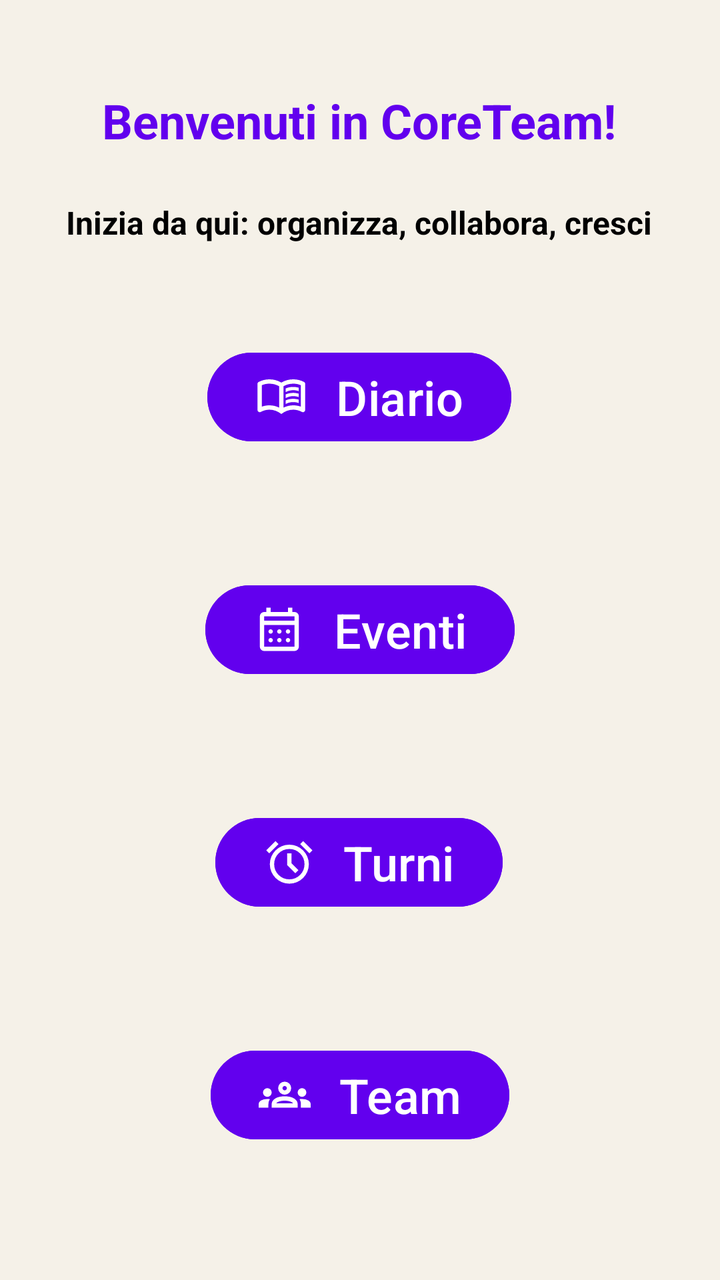
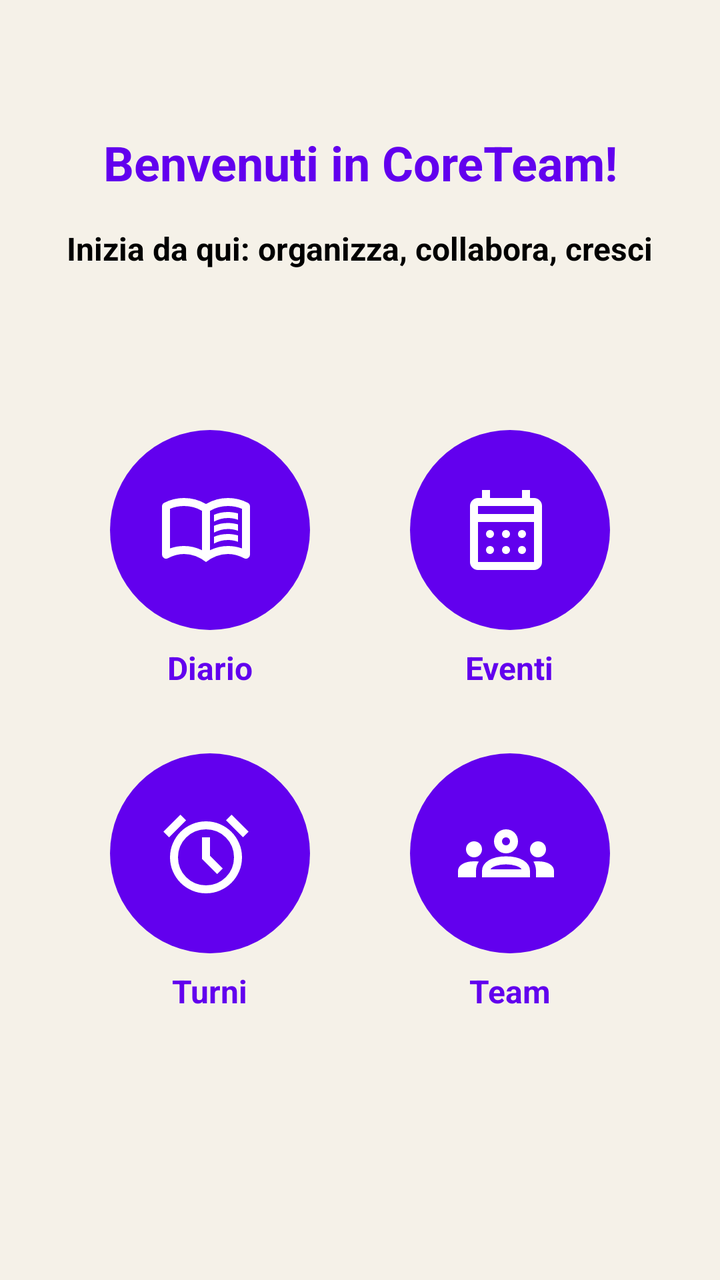

Screens rendered from an Android XML layout before and after an edit, with the pre-edit source and the edit as a unified diff.
<!-- AndroidManifest.xml: application theme Theme.CoreTeamProject -->
<!-- res/layout/fragment_home.xml -->
<?xml version="1.0" encoding="utf-8"?>
<androidx.constraintlayout.widget.ConstraintLayout xmlns:android="http://schemas.android.com/apk/res/android"
    xmlns:app="http://schemas.android.com/apk/res-auto"
    xmlns:tools="http://schemas.android.com/tools"
    android:layout_width="match_parent"
    android:layout_height="match_parent"
    android:background="@color/background_cream"
    tools:layout_editor_absoluteX="-1dp"
    tools:layout_editor_absoluteY="60dp">

    

    

    

    

    <TextView
        android:id="@+id/textViewHome"
        android:layout_width="wrap_content"
        android:layout_height="wrap_content"
        android:layout_marginTop="44dp"
        android:text="Benvenuti in CoreTeam!"
        android:textColor="@color/purple_500"
        android:textSize="24sp"
        android:textStyle="bold"
        app:layout_constraintEnd_toEndOf="parent"
        app:layout_constraintHorizontal_bias="0.496"
        app:layout_constraintStart_toStartOf="parent"
        app:layout_constraintTop_toTopOf="parent" />

    <TextView
        android:id="@+id/textDescriptionHome"
        android:layout_width="wrap_content"
        android:layout_height="wrap_content"
        android:layout_marginTop="24dp"
        android:text="Inizia da qui: organizza, collabora, cresci"
        android:textColor="@color/black"
        android:textSize="16sp"
        android:textStyle="bold"
        app:layout_constraintEnd_toEndOf="parent"
        app:layout_constraintHorizontal_bias="0.495"
        app:layout_constraintStart_toStartOf="parent"
        app:layout_constraintTop_toBottomOf="@id/textViewHome" />

    <Button
        android:id="@+id/buttonDiary"
        android:layout_width="wrap_content"
        android:layout_height="wrap_content"
        android:layout_marginTop="96dp"
        android:backgroundTint="@color/purple_500"
        android:text="Diario"
        android:textColor="@color/white"
        android:textSize="24dp"
        app:icon="@drawable/ic_bookhome"
        app:iconGravity="textStart"
        app:iconPadding="14dp"
        app:iconSize="26dp"
        app:iconTint="@color/white"
        app:layout_constraintEnd_toEndOf="parent"
        app:layout_constraintHorizontal_bias="0.498"
        app:layout_constraintStart_toStartOf="parent"
        app:layout_constraintTop_toBottomOf="@id/textViewHome" />

    <Button
        android:id="@+id/buttonShift"
        android:layout_width="wrap_content"
        android:layout_height="wrap_content"
        android:layout_marginTop="64dp"
        android:backgroundTint="@color/purple_500"
        android:text="Turni"
        android:textColor="@color/white"
        android:textSize="24dp"
        app:icon="@drawable/ic_shifthome"
        app:iconGravity="textStart"
        app:iconPadding="14dp"
        app:iconSize="26dp"
        app:iconTint="@color/white"
        app:layout_constraintEnd_toEndOf="parent"
        app:layout_constraintHorizontal_bias="0.498"
        app:layout_constraintStart_toStartOf="parent"
        app:layout_constraintTop_toBottomOf="@id/buttonEvent" />

    <Button
        android:id="@+id/buttonTeam"
        android:layout_width="wrap_content"
        android:layout_height="wrap_content"
        android:layout_marginTop="64dp"
        android:backgroundTint="@color/purple_500"
        android:text="Team"
        android:textColor="@color/white"
        android:textSize="24dp"
        app:icon="@drawable/ic_teamhome"
        app:iconGravity="textStart"
        app:iconPadding="14dp"
        app:iconSize="26dp"
        app:iconTint="@color/white"
        app:layout_constraintEnd_toEndOf="parent"
        app:layout_constraintStart_toStartOf="parent"
        app:layout_constraintTop_toBottomOf="@id/buttonShift" />

    <Button
        android:id="@+id/buttonEvent"
        android:layout_width="wrap_content"
        android:layout_height="wrap_content"
        android:layout_marginTop="64dp"
        android:backgroundTint="@color/purple_500"
        android:text="Eventi"
        android:textColor="@color/white"
        android:textSize="24dp"
        app:icon="@drawable/ic_calendarhome"
        app:iconGravity="textStart"
        app:iconPadding="14dp"
        app:iconSize="26dp"
        app:iconTint="@color/white"
        app:layout_constraintEnd_toEndOf="parent"
        app:layout_constraintStart_toStartOf="parent"
        app:layout_constraintTop_toBottomOf="@id/buttonDiary" />

</androidx.constraintlayout.widget.ConstraintLayout>
<!-- resources referenced by this layout -->
<resources>
  <color name="background_cream">#F5F1E8</color>
  <color name="black">#FF000000</color>
  <color name="purple_500">#6200EE</color>
  <color name="white">#FFFFFFFF</color>
  <!-- drawable ic_shifthome (drawable) -->
  <vector xmlns:android="http://schemas.android.com/apk/res/android"
      android:width="24dp"
      android:height="24dp"
      android:viewportWidth="960"
      android:viewportHeight="960">
    <path
        android:pathData="M480,880q-75,0 -140.5,-28.5t-114,-77q-48.5,-48.5 -77,-114T120,520q0,-75 28.5,-140.5t77,-114q48.5,-48.5 114,-77T480,160q75,0 140.5,28.5t114,77q48.5,48.5 77,114T840,520q0,75 -28.5,140.5t-77,114q-48.5,48.5 -114,77T480,880ZM480,520ZM592,688 L648,632 520,504v-184h-80v216l152,152ZM224,94l56,56 -170,170 -56,-56 170,-170ZM736,94 L906,264 850,320 680,150 736,94ZM480,800q117,0 198.5,-81.5T760,520q0,-117 -81.5,-198.5T480,240q-117,0 -198.5,81.5T200,520q0,117 81.5,198.5T480,800Z"
        android:fillColor="#FFFFFF"/>
  </vector>
  <!-- drawable ic_teamhome (drawable) -->
  <vector xmlns:android="http://schemas.android.com/apk/res/android"
      android:width="24dp"
      android:height="24dp"
      android:viewportWidth="960"
      android:viewportHeight="960">
    <path
        android:pathData="M0,720v-63q0,-43 44,-70t116,-27q13,0 25,0.5t23,2.5q-14,21 -21,44t-7,48v65L0,720ZM240,720v-65q0,-32 17.5,-58.5T307,550q32,-20 76.5,-30t96.5,-10q53,0 97.5,10t76.5,30q32,20 49,46.5t17,58.5v65L240,720ZM780,720v-65q0,-26 -6.5,-49T754,563q11,-2 22.5,-2.5t23.5,-0.5q72,0 116,26.5t44,70.5v63L780,720ZM325,640h311q-10,-20 -55.5,-35T480,590q-55,0 -100.5,15T325,640ZM160,520q-33,0 -56.5,-23.5T80,440q0,-34 23.5,-57t56.5,-23q34,0 57,23t23,57q0,33 -23,56.5T160,520ZM800,520q-33,0 -56.5,-23.5T720,440q0,-34 23.5,-57t56.5,-23q34,0 57,23t23,57q0,33 -23,56.5T800,520ZM480,480q-50,0 -85,-35t-35,-85q0,-51 35,-85.5t85,-34.5q51,0 85.5,34.5T600,360q0,50 -34.5,85T480,480ZM480,400q17,0 28.5,-11.5T520,360q0,-17 -11.5,-28.5T480,320q-17,0 -28.5,11.5T440,360q0,17 11.5,28.5T480,400ZM481,640ZM480,360Z"
        android:fillColor="#FFFFFF"/>
  </vector>
  <style name="Theme.CoreTeamProject" parent="Base.Theme.CoreTeamProject" />
  <style name="Base.Theme.CoreTeamProject" parent="Theme.Material3.DayNight.NoActionBar">
          
          <item name="colorPrimary">@color/purple_500</item>
          <item name="colorPrimaryVariant">@color/purple_500</item>
          <item name="colorOnPrimary">@color/white</item>
  
          
          <item name="android:windowBackground">@color/white</item>
          <item name="colorSurface">@color/white</item>
          <item name="colorOnSurface">@color/black</item>
  
          
          <item name="android:textColor">@color/black</item>
          <item name="android:textColorPrimary">@color/black</item>
  
          
          <item name="colorPrimaryContainer">@color/purple_500</item>
          <item name="colorOnPrimaryContainer">@color/white</item>
      </style>
  <!-- unchanged entries left out for length: 2 -->
</resources>

<!-- the commit's change to res/layout/fragment_home.xml (unified diff, before → after) -->
@@ -5,117 +5,175 @@
     android:layout_width="match_parent"
     android:layout_height="match_parent"
     android:background="@color/background_cream"
-    tools:layout_editor_absoluteX="-1dp"
-    tools:layout_editor_absoluteY="60dp">
+    tools:context=".MainActivity">
 
     
-
-    
-
-    
-
-    
-
     <TextView
         android:id="@+id/textViewHome"
         android:layout_width="wrap_content"
         android:layout_height="wrap_content"
-        android:layout_marginTop="44dp"
+        android:layout_marginTop="65dp"
         android:text="Benvenuti in CoreTeam!"
         android:textColor="@color/purple_500"
         android:textSize="24sp"
         android:textStyle="bold"
         app:layout_constraintEnd_toEndOf="parent"
-        app:layout_constraintHorizontal_bias="0.496"
         app:layout_constraintStart_toStartOf="parent"
         app:layout_constraintTop_toTopOf="parent" />
 
+    
     <TextView
         android:id="@+id/textDescriptionHome"
         android:layout_width="wrap_content"
         android:layout_height="wrap_content"
-        android:layout_marginTop="24dp"
+        android:layout_marginTop="16dp"
         android:text="Inizia da qui: organizza, collabora, cresci"
         android:textColor="@color/black"
         android:textSize="16sp"
         android:textStyle="bold"
-        app:layout_constraintEnd_toEndOf="parent"
-        app:layout_constraintHorizontal_bias="0.495"
+        app:layout_constraintTop_toBottomOf="@id/textViewHome"
         app:layout_constraintStart_toStartOf="parent"
-        app:layout_constraintTop_toBottomOf="@id/textViewHome" />
+        app:layout_constraintEnd_toEndOf="parent" />
 
-    <Button
-        android:id="@+id/buttonDiary"
-        android:layout_width="wrap_content"
-        android:layout_height="wrap_content"
-        android:layout_marginTop="96dp"
-        android:backgroundTint="@color/purple_500"
-        android:text="Diario"
-        android:textColor="@color/white"
-        android:textSize="24dp"
-        app:icon="@drawable/ic_bookhome"
-        app:iconGravity="textStart"
-        app:iconPadding="14dp"
-        app:iconSize="26dp"
-        app:iconTint="@color/white"
-        app:layout_constraintEnd_toEndOf="parent"
-        app:layout_constraintHorizontal_bias="0.498"
-        app:layout_constraintStart_toStartOf="parent"
-        app:layout_constraintTop_toBottomOf="@id/textViewHome" />
-
-    <Button
-        android:id="@+id/buttonShift"
-        android:layout_width="wrap_content"
-        android:layout_height="wrap_content"
-        android:layout_marginTop="64dp"
-        android:backgroundTint="@color/purple_500"
-        android:text="Turni"
-        android:textColor="@color/white"
-        android:textSize="24dp"
-        app:icon="@drawable/ic_shifthome"
-        app:iconGravity="textStart"
-        app:iconPadding="14dp"
-        app:iconSize="26dp"
-        app:iconTint="@color/white"
-        app:layout_constraintEnd_toEndOf="parent"
-        app:layout_constraintHorizontal_bias="0.498"
-        app:layout_constraintStart_toStartOf="parent"
-        app:layout_constraintTop_toBottomOf="@id/buttonEvent" />
-
-    <Button
-        android:id="@+id/buttonTeam"
-        android:layout_width="wrap_content"
-        android:layout_height="wrap_content"
-        android:layout_marginTop="64dp"
-        android:backgroundTint="@color/purple_500"
-        android:text="Team"
-        android:textColor="@color/white"
-        android:textSize="24dp"
-        app:icon="@drawable/ic_teamhome"
-        app:iconGravity="textStart"
-        app:iconPadding="14dp"
-        app:iconSize="26dp"
-        app:iconTint="@color/white"
+    
+    <androidx.constraintlayout.widget.ConstraintLayout
+        android:id="@+id/buttonGrid"
+        android:layout_width="0dp"
+        android:layout_height="0dp"
+        android:layout_marginStart="55dp"
+        android:layout_marginTop="80dp"
+        android:layout_marginEnd="55dp"
+        app:layout_constraintBottom_toBottomOf="parent"
         app:layout_constraintEnd_toEndOf="parent"
         app:layout_constraintStart_toStartOf="parent"
-        app:layout_constraintTop_toBottomOf="@id/buttonShift" />
+        app:layout_constraintTop_toBottomOf="@id/textDescriptionHome">
 
-    <Button
-        android:id="@+id/buttonEvent"
-        android:layout_width="wrap_content"
-        android:layout_height="wrap_content"
-        android:layout_marginTop="64dp"
-        android:backgroundTint="@color/purple_500"
-        android:text="Eventi"
-        android:textColor="@color/white"
-        android:textSize="24dp"
-        app:icon="@drawable/ic_calendarhome"
-        app:iconGravity="textStart"
-        app:iconPadding="14dp"
-        app:iconSize="26dp"
-        app:iconTint="@color/white"
-        app:layout_constraintEnd_toEndOf="parent"
-        app:layout_constraintStart_toStartOf="parent"
-        app:layout_constraintTop_toBottomOf="@id/buttonDiary" />
+        
+        <LinearLayout
+            android:id="@+id/diaryLayout"
+            android:layout_width="wrap_content"
+            android:layout_height="wrap_content"
+            android:gravity="center"
+            android:orientation="vertical"
+            app:layout_constraintStart_toStartOf="parent"
+            app:layout_constraintTop_toTopOf="parent">
+
+            <Button
+                android:id="@+id/buttonDiary"
+                android:layout_width="100dp"
+                android:layout_height="100dp"
+                android:background="@drawable/round_button"
+                android:padding="24dp"
+                android:text=""
+                app:icon="@drawable/ic_bookhome"
+                app:iconSize="48dp"
+                app:iconTint="@color/white" />
+
+            <TextView
+                android:layout_width="wrap_content"
+                android:layout_height="wrap_content"
+                android:layout_marginTop="8dp"
+                android:text="Diario"
+                android:textColor="@color/purple_500"
+                android:textSize="16sp"
+                android:textStyle="bold" />
+        </LinearLayout>
+
+        
+        <LinearLayout
+            android:id="@+id/eventLayout"
+            android:layout_width="wrap_content"
+            android:layout_height="wrap_content"
+            android:gravity="center"
+            android:orientation="vertical"
+            app:layout_constraintEnd_toEndOf="parent"
+            app:layout_constraintTop_toTopOf="parent">
+
+            <Button
+                android:id="@+id/buttonEvent"
+                android:layout_width="100dp"
+                android:layout_height="100dp"
+                android:background="@drawable/round_button"
+                android:padding="24dp"
+                android:text=""
+                app:icon="@drawable/ic_calendarhome"
+                app:iconSize="48dp"
+                app:iconTint="@color/white" />
+
+            <TextView
+                android:layout_width="wrap_content"
+                android:layout_height="wrap_content"
+                android:layout_marginTop="8dp"
+                android:text="Eventi"
+                android:textColor="@color/purple_500"
+                android:textSize="16sp"
+                android:textStyle="bold" />
+        </LinearLayout>
+
+        
+        <LinearLayout
+            android:id="@+id/shiftLayout"
+            android:layout_width="wrap_content"
+            android:layout_height="wrap_content"
+            android:layout_marginTop="32dp"
+            android:gravity="center"
+            android:orientation="vertical"
+            app:layout_constraintStart_toStartOf="parent"
+            app:layout_constraintTop_toBottomOf="@id/diaryLayout">
+
+            <Button
+                android:id="@+id/buttonShift"
+                android:layout_width="100dp"
+                android:layout_height="100dp"
+                android:background="@drawable/round_button"
+                android:padding="24dp"
+                android:text=""
+                app:icon="@drawable/ic_shifthome"
+                app:iconSize="48dp"
+                app:iconTint="@color/white" />
+
+            <TextView
+                android:layout_width="wrap_content"
+                android:layout_height="wrap_content"
+                android:layout_marginTop="8dp"
+                android:text="Turni"
+                android:textColor="@color/purple_500"
+                android:textSize="16sp"
+                android:textStyle="bold" />
+        </LinearLayout>
+
+        
+        <LinearLayout
+            android:id="@+id/teamLayout"
+            android:layout_width="wrap_content"
+            android:layout_height="wrap_content"
+            android:layout_marginTop="32dp"
+            android:gravity="center"
+            android:orientation="vertical"
+            app:layout_constraintEnd_toEndOf="parent"
+            app:layout_constraintTop_toBottomOf="@id/eventLayout">
+
+            <Button
+                android:id="@+id/buttonTeam"
+                android:layout_width="100dp"
+                android:layout_height="100dp"
+                android:background="@drawable/round_button"
+                android:padding="24dp"
+                android:text=""
+                app:icon="@drawable/ic_teamhome"
+                app:iconSize="48dp"
+                app:iconTint="@color/white" />
+
+            <TextView
+                android:layout_width="wrap_content"
+                android:layout_height="wrap_content"
+                android:layout_marginTop="8dp"
+                android:text="Team"
+                android:textColor="@color/purple_500"
+                android:textSize="16sp"
+                android:textStyle="bold" />
+        </LinearLayout>
+
+    </androidx.constraintlayout.widget.ConstraintLayout>
 
 </androidx.constraintlayout.widget.ConstraintLayout>
<!-- resource entries referenced after the edit -->
@@ -24,6 +24,12 @@
         android:pathData="M0,720v-63q0,-43 44,-70t116,-27q13,0 25,0.5t23,2.5q-14,21 -21,44t-7,48v65L0,720ZM240,720v-65q0,-32 17.5,-58.5T307,550q32,-20 76.5,-30t96.5,-10q53,0 97.5,10t76.5,30q32,20 49,46.5t17,58.5v65L240,720ZM780,720v-65q0,-26 -6.5,-49T754,563q11,-2 22.5,-2.5t23.5,-0.5q72,0 116,26.5t44,70.5v63L780,720ZM325,640h311q-10,-20 -55.5,-35T480,590q-55,0 -100.5,15T325,640ZM160,520q-33,0 -56.5,-23.5T80,440q0,-34 23.5,-57t56.5,-23q34,0 57,23t23,57q0,33 -23,56.5T160,520ZM800,520q-33,0 -56.5,-23.5T720,440q0,-34 23.5,-57t56.5,-23q34,0 57,23t23,57q0,33 -23,56.5T800,520ZM480,480q-50,0 -85,-35t-35,-85q0,-51 35,-85.5t85,-34.5q51,0 85.5,34.5T600,360q0,50 -34.5,85T480,480ZM480,400q17,0 28.5,-11.5T520,360q0,-17 -11.5,-28.5T480,320q-17,0 -28.5,11.5T440,360q0,17 11.5,28.5T480,400ZM481,640ZM480,360Z"
         android:fillColor="#FFFFFF"/>
   </vector>
+  <!-- drawable round_button (drawable) -->
+  <shape xmlns:android="http://schemas.android.com/apk/res/android"
+      android:shape="rectangle">
+      <solid android:color="@color/purple_500" />
+      <corners android:radius="50dp" />
+  </shape>
   <style name="Theme.CoreTeamProject" parent="Base.Theme.CoreTeamProject" />
   <style name="Base.Theme.CoreTeamProject" parent="Theme.Material3.DayNight.NoActionBar">
           
@@ -32,7 +38,7 @@
           <item name="colorOnPrimary">@color/white</item>
   
           
-          <item name="android:windowBackground">@color/white</item>
+          <item name="android:windowBackground">@color/background_cream</item>
           <item name="colorSurface">@color/white</item>
           <item name="colorOnSurface">@color/black</item>
   
